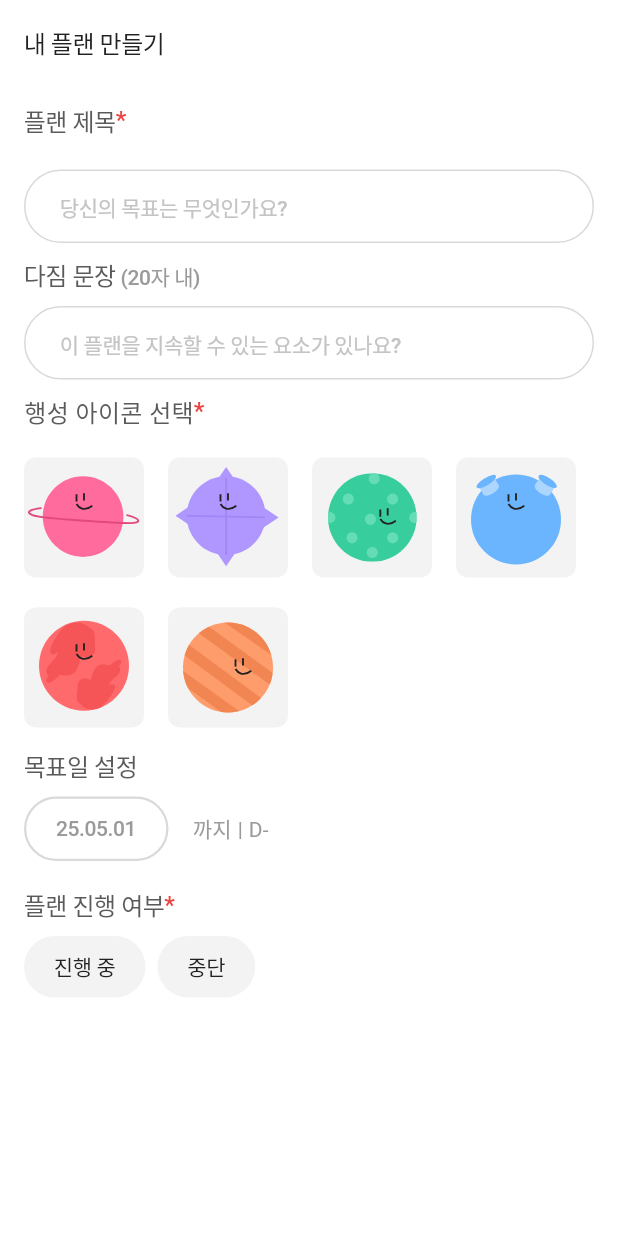
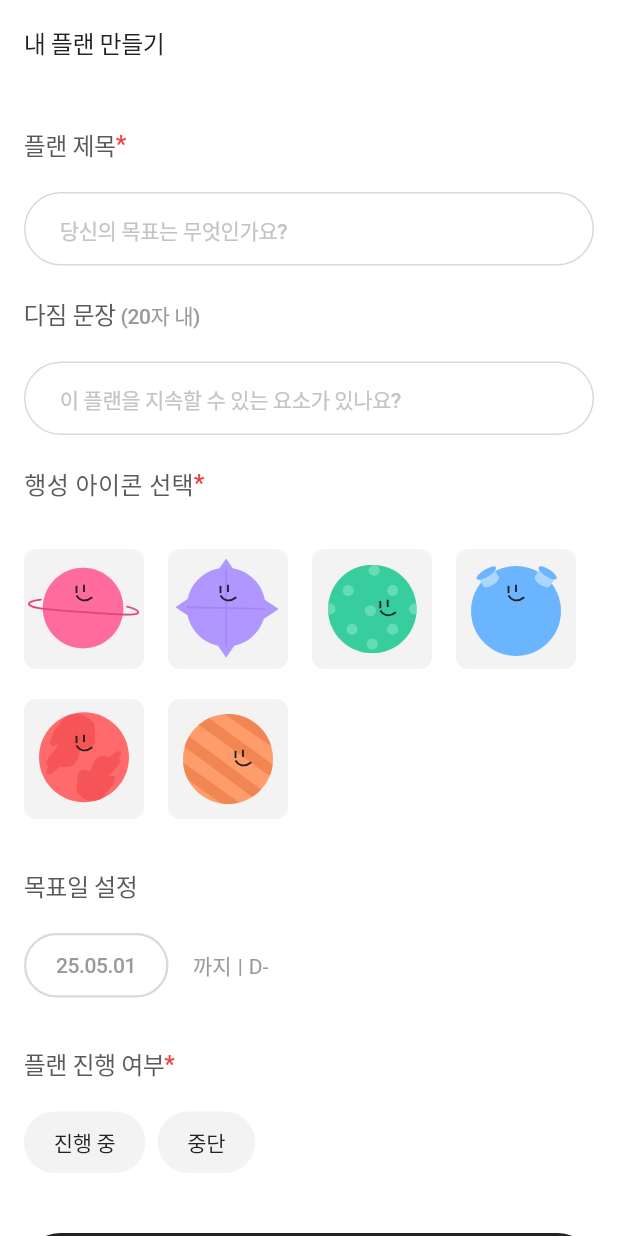
Before and after one commit to PLANlT/planit-client, a Flutter app: the PlanCreateView widget shown alone on an empty page, opened directly, on a phone screen of 412 x 824 dp. Run offline on Flutter 3.47's test engine with Material 3 defaults, Android fonts, the phone set to English and light mode, and no system bars; our stand-ins replace dio, flutter_dotenv, flutter_hooks, flutter_riverpod, flutter_secure_storage, flutter_svg and 7 more; missing offline and left inert: flutter_naver_login, kakao_flutter_sdk; accounts and stored records are empty; Roboto replaces fonts that are missing (Pretendard).

Commit message:
[PL-142] fix: 여백 크기 조정

```diff
--- a/lib/ui/plan/plan_create/plan_create_view.dart
+++ b/lib/ui/plan/plan_create/plan_create_view.dart
@@ -35,11 +35,11 @@ class PlanCreateView extends HookConsumerWidget {
                     PlanitTypos.body2.copyWith(color: PlanitColors.black01))),
         Column(
           crossAxisAlignment: CrossAxisAlignment.start,
-          spacing: 9.0,
+          spacing: 20.0,
           children: [
             Padding(
               padding:
-                  const EdgeInsets.symmetric(horizontal: 16).copyWith(top: 12),
+                  const EdgeInsets.symmetric(horizontal: 16).copyWith(top: 28),
               child: Row(
                 children: [
                   PlanitText(
@@ -56,8 +56,7 @@ class PlanCreateView extends HookConsumerWidget {
               ),
             ),
             Padding(
-              padding:
-                  const EdgeInsets.symmetric(horizontal: 16).copyWith(top: 12),
+              padding: const EdgeInsets.symmetric(horizontal: 16),
               child: PlanitTextField(
                 hintText: '당신의 목표는 무엇인가요?',
                 controller: titleController,
@@ -105,7 +104,7 @@ class PlanCreateView extends HookConsumerWidget {
             ),
             Padding(
               padding:
-                  const EdgeInsets.symmetric(horizontal: 16).copyWith(top: 10),
+                  const EdgeInsets.symmetric(horizontal: 16).copyWith(top: 12),
               child: PlanetWrapGrid(
                   selectedIcon: state.icon,
                   onSelect: (asset) {
@@ -114,7 +113,7 @@ class PlanCreateView extends HookConsumerWidget {
             ),
             Padding(
               padding:
-                  const EdgeInsets.symmetric(horizontal: 16).copyWith(top: 4),
+                  const EdgeInsets.symmetric(horizontal: 16).copyWith(top: 12),
               child: PlanitText('목표일 설정',
                   style:
                       PlanitTypos.body2.copyWith(color: PlanitColors.black02)),
@@ -143,7 +142,7 @@ class PlanCreateView extends HookConsumerWidget {
             ),
             Padding(
               padding:
-                  const EdgeInsets.symmetric(horizontal: 16).copyWith(top: 8),
+                  const EdgeInsets.symmetric(horizontal: 16).copyWith(top: 12),
               child: Row(
                 children: [
                   PlanitText('플랜 진행 여부',
@@ -183,7 +182,7 @@ class PlanCreateView extends HookConsumerWidget {
               onTap: () {},
               child: Padding(
                 padding: const EdgeInsets.symmetric(horizontal: 16)
-                    .copyWith(top: 160),
+                    .copyWith(top: 20),
                 child: Container(
                   height: 48,
                   decoration: BoxDecoration(
```
